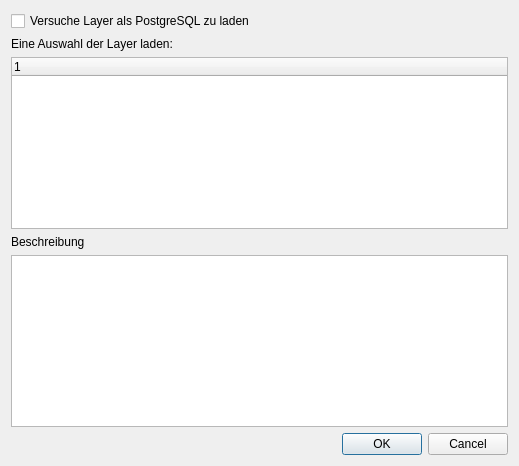
The window that solocator/ui/layer_loader_dialog.ui (opengisch/solocator) describes before a commit, drawn with Qt 5.
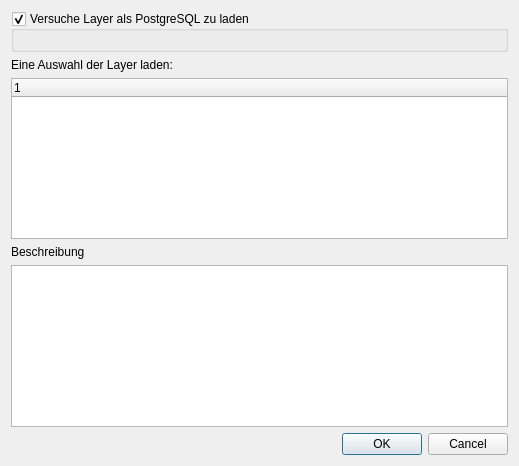
The same window after the commit. Custom widgets are drawn as their Qt base class.

Commit message: use authentification widget

What changed in the file:
```diff
--- a/solocator/ui/layer_loader_dialog.ui
+++ b/solocator/ui/layer_loader_dialog.ui
@@ -23,13 +23,6 @@
      </column>
     </widget>
    </item>
-   <item row="0" column="0">
-    <widget class="QCheckBox" name="load_as_postgres">
-     <property name="text">
-      <string>Versuche Layer als PostgreSQL zu laden</string>
-     </property>
-    </widget>
-   </item>
    <item row="5" column="0">
     <widget class="QDialogButtonBox" name="buttonBox">
      <property name="orientation">
@@ -47,6 +40,21 @@
      </property>
     </widget>
    </item>
+   <item row="0" column="0">
+    <widget class="QgsCollapsibleGroupBox" name="load_as_postgres">
+     <property name="title">
+      <string>Versuche Layer als PostgreSQL zu laden</string>
+     </property>
+     <property name="checkable">
+      <bool>true</bool>
+     </property>
+     <layout class="QGridLayout" name="gridLayout_2">
+      <item row="0" column="0">
+       <widget class="QgsAuthConfigSelect" name="pg_auth_id" native="true"/>
+      </item>
+     </layout>
+    </widget>
+   </item>
    <item row="3" column="0">
     <widget class="QLabel" name="label_2">
      <property name="text">
@@ -63,6 +71,20 @@
    </item>
   </layout>
  </widget>
+ <customwidgets>
+  <customwidget>
+   <class>QgsCollapsibleGroupBox</class>
+   <extends>QGroupBox</extends>
+   <header>qgis.gui</header>
+   <container>1</container>
+  </customwidget>
+  <customwidget>
+   <class>QgsAuthConfigSelect</class>
+   <extends>QWidget</extends>
+   <header>qgis.gui</header>
+   <container>1</container>
+  </customwidget>
+ </customwidgets>
  <resources/>
  <connections>
   <connection>
```
The commit also changes 4 other files.
